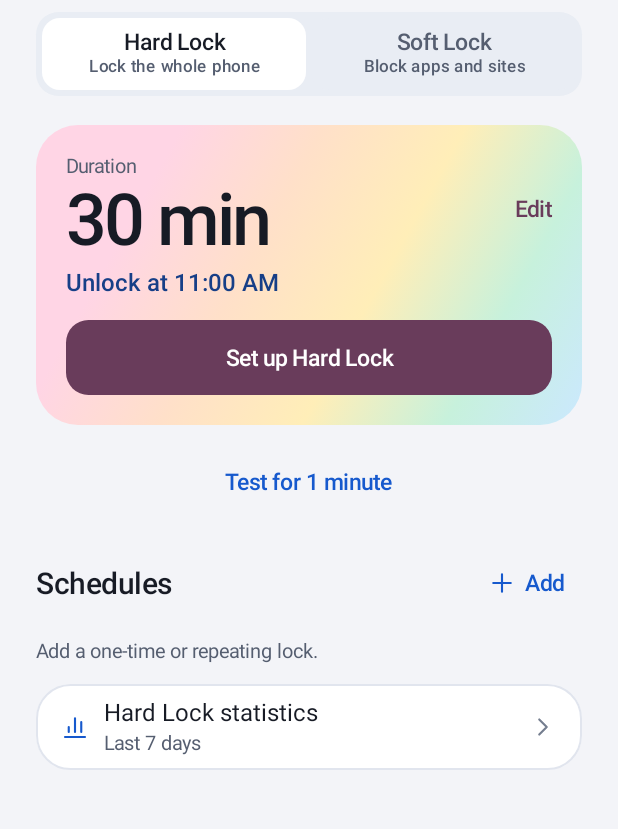
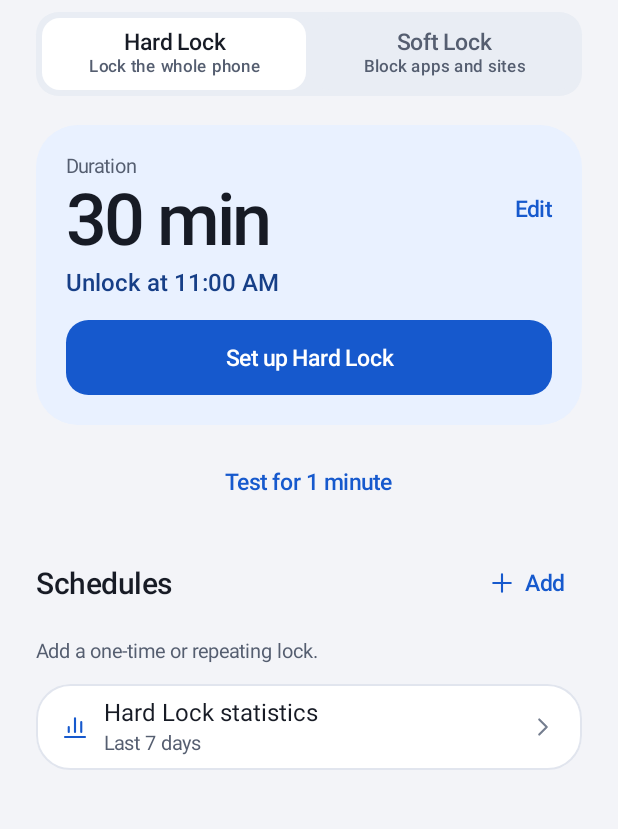
Before and after one commit to jichoi33/Focus-Lock, an Android app built with Jetpack Compose: the screen it shows after launch (MainActivity), on a phone screen of 412 x 824 dp, the part 84-913 px from its top. Run offline under Robolectric (Android 15) with nearby library versions, the phone set to English and light mode, and no system bars.

Commit message:
Restore blue home timers and keep the swirling rainbow on completion

```diff
--- a/app/build.gradle
+++ b/app/build.gradle
@@ -12,8 +12,8 @@ android {
         applicationId 'com.focuslock.app.preview18'
         minSdk 26
         targetSdk 35
-        versionCode 43
-        versionName '1.10.5'
+        versionCode 44
+        versionName '1.10.6'
         resourceConfigurations += ['en']
     }
     compileOptions {
--- a/app/src/main/java/com/focuslock/app/FocusScreen.kt
+++ b/app/src/main/java/com/focuslock/app/FocusScreen.kt
@@ -229,7 +229,7 @@ private fun ScheduleHeading(onAdd: () -> Unit) {
 @Composable
 private fun SessionCard(duration: DurationInput, edit: () -> Unit, label: String, start: () -> Unit,
                         rules: (@Composable () -> Unit)? = null) {
-    TimerCard(rainbow = true) {
+    TimerCard {
         Column(verticalArrangement = Arrangement.spacedBy(4.dp)) {
             Row(Modifier.fillMaxWidth().clickable(onClickLabel = "Edit duration", onClick = edit),
                 verticalAlignment = Alignment.CenterVertically) {
@@ -239,11 +239,11 @@ private fun SessionCard(duration: DurationInput, edit: () -> Unit, label: String
                         style = TextStyle(fontSize = 48.sp, lineHeight = 54.sp, letterSpacing = (-2).sp,
                             fontWeight = FontWeight.Medium, fontFeatureSettings = "'tnum'"))
                 }
-                Text("Edit", style = MaterialTheme.typography.labelLarge, color = rainbowAccent())
+                Text("Edit", style = MaterialTheme.typography.labelLarge, color = MaterialTheme.colorScheme.primary)
             }
             rules?.invoke()
         }
-        PrimaryButton(label, start, colors = rainbowButtonColors())
+        PrimaryButton(label, start)
     }
 }
 
@@ -453,7 +453,7 @@ internal fun InsetDivider() = HorizontalDivider(Modifier.padding(horizontal = 16
 @Composable
 private fun RunningCard(title: String, end: Long, detail: String, showCountdown: Boolean = true,
                         actions: @Composable () -> Unit) {
-    TimerCard(rainbow = true) {
+    TimerCard {
         CardHeading("Clock", title)
         if (showCountdown) {
             val time by produceState(initialValue = SystemClock.elapsedRealtime(), end) {
--- a/app/src/main/java/com/focuslock/app/FocusTheme.kt
+++ b/app/src/main/java/com/focuslock/app/FocusTheme.kt
@@ -2,10 +2,10 @@ package com.focuslock.app
 
 import android.animation.ValueAnimator
 import androidx.compose.animation.core.*
-import androidx.compose.ui.draw.clip
 import androidx.compose.ui.draw.drawWithCache
-import androidx.compose.ui.geometry.Size
-import androidx.compose.ui.graphics.drawscope.translate
+import androidx.compose.ui.graphics.ImageBitmap
+import androidx.compose.ui.res.imageResource
+import androidx.compose.ui.graphics.drawscope.withTransform
 import androidx.compose.ui.platform.LocalInspectionMode
 import android.media.AudioAttributes
 import android.os.VibrationEffect
@@ -29,7 +29,6 @@ import androidx.compose.runtime.*
 import androidx.compose.ui.Alignment
 import androidx.compose.ui.Modifier
 import androidx.compose.ui.geometry.Offset
-import androidx.compose.ui.graphics.Brush
 import androidx.compose.ui.graphics.Color
 import androidx.compose.ui.graphics.StrokeCap
 import androidx.compose.ui.graphics.StrokeJoin
@@ -130,38 +129,36 @@ internal fun GroupCard(modifier: Modifier = Modifier, content: @Composable Colum
 
 @Composable
 internal fun Modifier.focusRainbow(): Modifier {
-    val dark = isSystemInDarkTheme()
-    val stops = remember(dark) {
-        if (dark) listOf(Color(0xFF3B1D42), Color(0xFF452D25), Color(0xFF36361B), Color(0xFF153F39),
-            Color(0xFF192E50), Color(0xFF302447))
-        else listOf(Color(0xFFFFD5E5), Color(0xFFFFE0C9), Color(0xFFFFEEB8), Color(0xFFC7F1DC),
-            Color(0xFFCBE8FF), Color(0xFFE3D7FF))
-    }
+    val swirl = ImageBitmap.imageResource(R.drawable.focus_rainbow)
     val motion = !LocalInspectionMode.current && ValueAnimator.areAnimatorsEnabled()
-    val drift = if (motion) rememberInfiniteTransition(label = "Rainbow background").animateFloat(
-        initialValue = -1f, targetValue = 1f,
-        animationSpec = infiniteRepeatable(tween(9500, easing = FastOutSlowInEasing), RepeatMode.Reverse),
-        label = "Color drift"
+    val angle = if (motion) rememberInfiniteTransition(label = "Rainbow swirl").animateFloat(
+        initialValue = 0f, targetValue = 360f,
+        animationSpec = infiniteRepeatable(tween(9000, easing = LinearEasing)),
+        label = "Color rotation"
     ) else null
     return drawWithCache {
-        val dx = size.width * 0.22f
-        val dy = size.height * 0.16f
-        val brush = Brush.linearGradient(stops, Offset(dx, dy), Offset(dx + size.width, dy + size.height))
-        val extent = Size(size.width + 2 * dx, size.height + 2 * dy)
+        // The viewport fits inside the texture's inscribed circle at every angle.
+        val scaleX = size.width * 1.45f / swirl.width
+        val scaleY = size.height * 1.45f / swirl.height
         onDrawBehind {
-            val shift = drift?.value ?: 0f
-            translate(dx * (shift - 1f), dy * (shift - 1f)) { drawRect(brush, size = extent) }
+            withTransform({
+                translate(center.x, center.y)
+                scale(scaleX, scaleY, Offset.Zero)
+                rotate(angle?.value ?: 0f, Offset.Zero)
+            }) {
+                drawImage(swirl, topLeft = Offset(-swirl.width / 2f, -swirl.height / 2f))
+            }
         }
     }
 }
 
 @Composable
-internal fun TimerCard(modifier: Modifier = Modifier, rainbow: Boolean = false, content: @Composable ColumnScope.() -> Unit) {
+internal fun TimerCard(modifier: Modifier = Modifier, content: @Composable ColumnScope.() -> Unit) {
     val colors = MaterialTheme.colorScheme
     val shape = RoundedCornerShape(28.dp)
     Column(
         modifier.fillMaxWidth()
-            .then(if (rainbow) Modifier.clip(shape).focusRainbow() else Modifier.background(colors.primaryContainer, shape))
+            .background(colors.primaryContainer, shape)
             .padding(20.dp),
         verticalArrangement = Arrangement.spacedBy(15.dp),
         content = content
```
Also changed, not shown: app/src/main/res/drawable-night-nodpi/focus_rainbow.png (added), app/src/main/res/drawable-nodpi/focus_rainbow.png (added).
